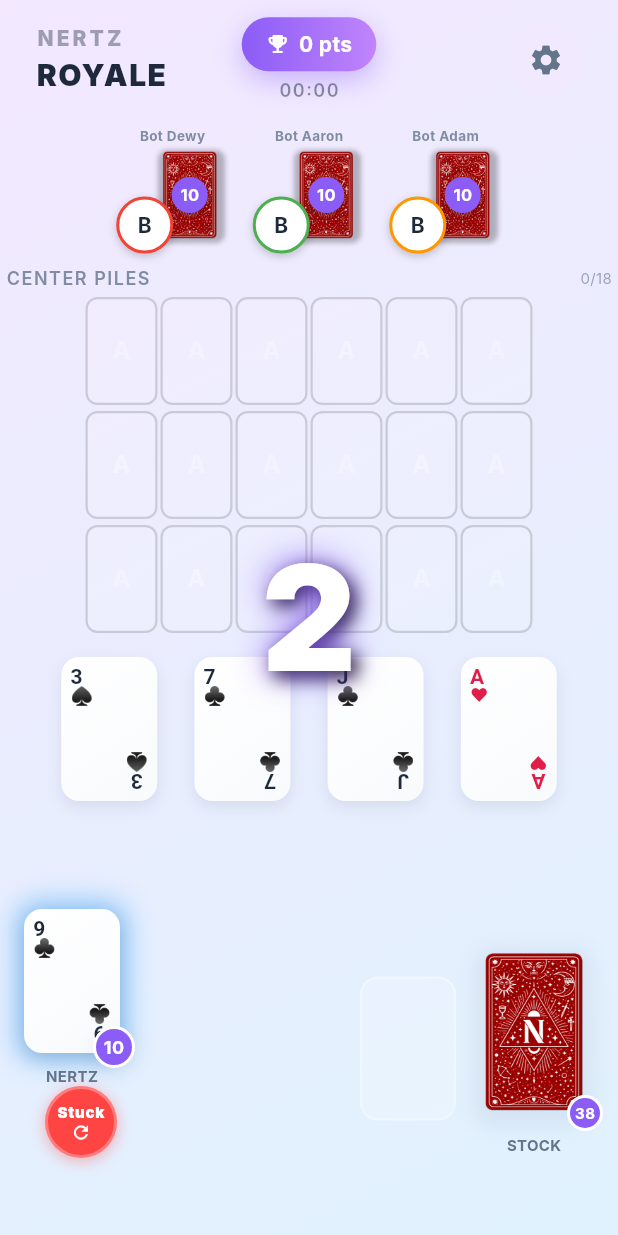
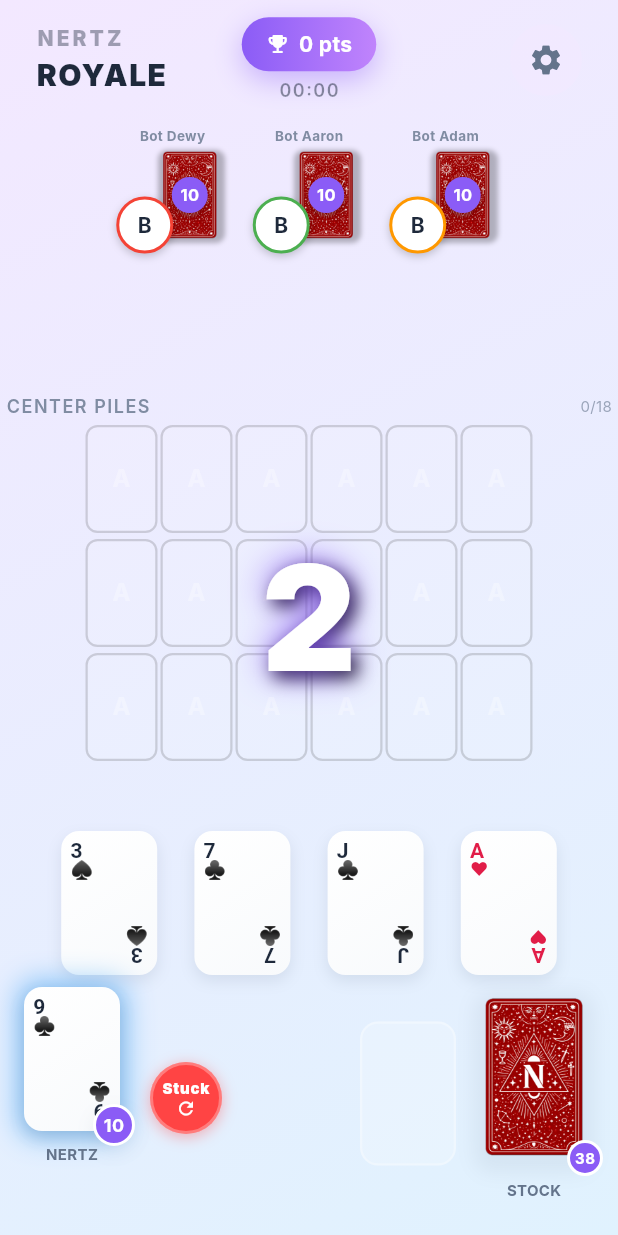
Before and after one commit to alexxtronic/nertzapp, a Flutter app: the screen it shows once a user with an empty profile is signed in, after a tap on "Play Offline", on a phone screen of 412 x 824 dp. Run offline on Flutter 3.47's test engine with Material 3 defaults, Android fonts, the phone set to English and light mode, and no system bars; our stand-ins replace audioplayers, confetti, flutter_image_compress, flutter_riverpod, image_picker, supabase_flutter; accounts and stored records are empty; network calls fail; Roboto replaces fonts that are missing (Inter, SF Pro Rounded).

Commit message:
UX: Condense Layout & Work Piles, Fix Syntax Errors, Fix Dragging

```diff
--- a/lib/ui/widgets/game_board.dart
+++ b/lib/ui/widgets/game_board.dart
@@ -520,15 +520,17 @@ class _GameBoardState extends State<GameBoard> with TickerProviderStateMixin {
                     SliverFillRemaining(
                       hasScrollBody: false,
                       child: Column(
+                        mainAxisAlignment: MainAxisAlignment.center, // Center vertical content
                         children: [
                           _buildHeader(player),
                           _buildOpponentsRow(),
+                          const Spacer(flex: 2), // Push content down to center
                           _buildCenterArea(),
-                          const SizedBox(height: 12),
+                          const Spacer(flex: 1), // Gap between center and work
                           _buildWorkPiles(context, player),
-                          const Spacer(), // Push Hand to bottom
+                          const SizedBox(height: 8), // Tight gap to hand
                           _buildPlayerHand(player),
-                          const SizedBox(height: 32), // Bottom padding for thumbs
+                          const SizedBox(height: 24), // Bottom padding
                         ],
                       ),
                     ),
@@ -956,13 +958,18 @@ class _GameBoardState extends State<GameBoard> with TickerProviderStateMixin {
       padding: const EdgeInsets.symmetric(horizontal: 16),
       child: Row(
         mainAxisAlignment: MainAxisAlignment.spaceBetween,
+        crossAxisAlignment: CrossAxisAlignment.start, // Align tops (prevent shifting when bottom expands)
         children: [
           // Nertz Pile + Stuck Button Group
+          Column(
+            mainAxisSize: MainAxisSize.min,
+            crossAxisAlignment: CrossAxisAlignment.start,
+            children: [
               Row(
                 mainAxisSize: MainAxisSize.min,
-            crossAxisAlignment: CrossAxisAlignment.end,
-            children: [
-              // Nertz Pile (Far Left)
+                crossAxisAlignment: CrossAxisAlignment.end, // Helper button at bottom aligned with Nertz label? Or center?
+                // Let's use End to align with Nertz label
+                children: [
                    Column(
                      children: [
                         player.nertzPile.isEmpty
@@ -1057,11 +1064,14 @@ class _GameBoardState extends State<GameBoard> with TickerProviderStateMixin {
                             const Text("NERTZ", style: TextStyle(
                               color: GameTheme.textSecondary, fontSize: 10, fontWeight: FontWeight.bold
                             )),
-
-                // Stuck Button (Next to Nertz Pile)
-                if (gameState.phase == GamePhase.playing)
+                     ],
+                   ),
+
+                   // Stuck Button (To the RIGHT of Nertz Pile)
+                   if (gameState.phase == GamePhase.playing) ...[
+                      const SizedBox(width: 8), // Spacing
                       _buildStuckButton(),
-
+                   ],
                 ],
               ),
 
@@ -1266,7 +1276,8 @@ class _GameBoardState extends State<GameBoard> with TickerProviderStateMixin {
     }
 
     // Condensed cascade view with Stack Dragging Support
-    const double cascadeOffset = 18.0;
+    // Scale down offset to show only a slice (header) of buried cards
+    const double cascadeOffset = 12.0;
 
     // Calculate total height to ensure SizedBox is large enough
     double totalHeight = GameTheme.cardHeight + ((pile.length - 1) * cascadeOffset);
```
Lines whose indentation alone changed are shown as unchanged.
